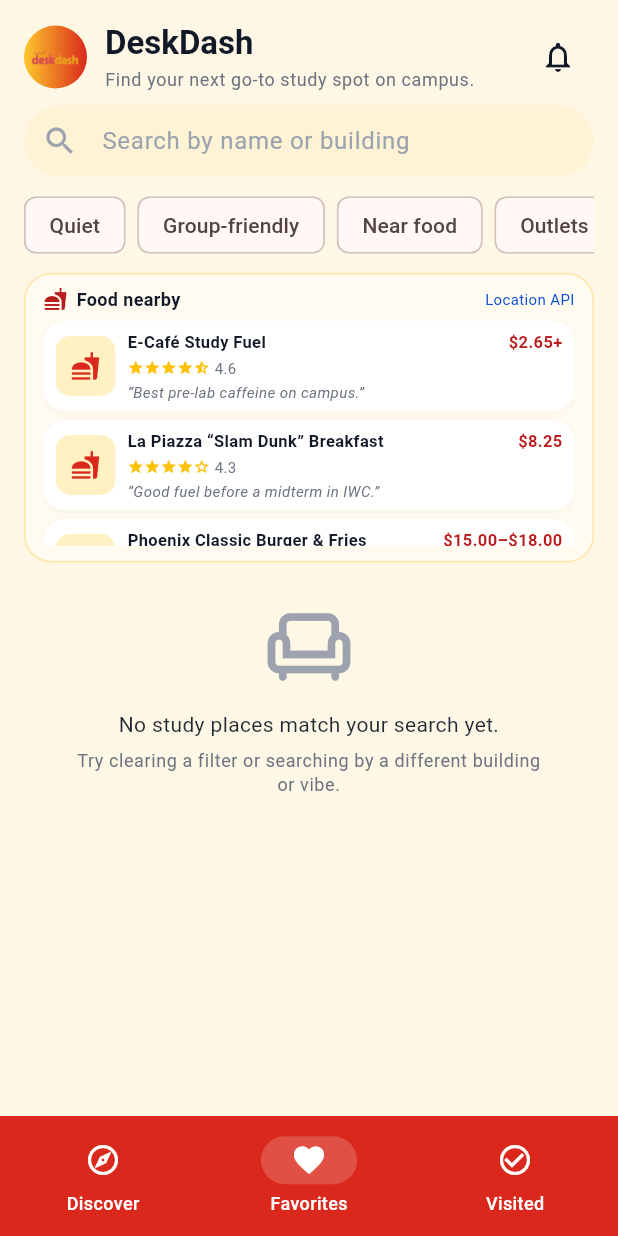
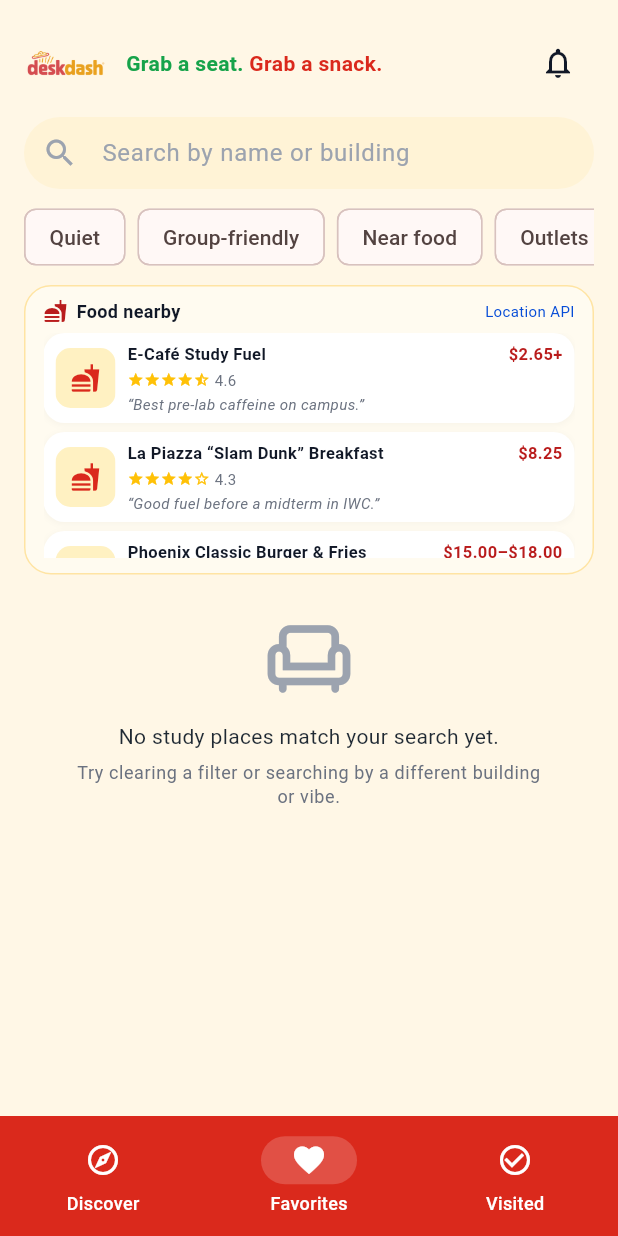
Before and after one commit to ZifanSi/DeskDash, a Flutter app: the screen it shows after launch, item 2 of the bottom bar chosen, on a phone screen of 412 x 824 dp. Run offline on Flutter 3.47's test engine with Material 3 defaults, Android fonts, the phone set to English and light mode, and no system bars; network calls fail.

Commit message:
fix header

```diff
--- a/lib/screens/home_screen.dart
+++ b/lib/screens/home_screen.dart
@@ -196,36 +196,44 @@ class _HomeScreenState extends State<HomeScreen> {
   Widget _buildHeader(BuildContext context) {
     return Row(
       children: [
-        Container(
-          width: 42,
-          height: 42,
-          decoration: const BoxDecoration(
-            shape: BoxShape.circle,
-            gradient: LinearGradient(
-              colors: [Color(0xFFFFC72C), Color(0xFFDA291C)],
-            ),
-          ),
-          child: Padding(
-            padding: const EdgeInsets.all(4.0), // adjust padding if needed
+        SizedBox(
+          width: 56,
+          height: 56,
+          child: ClipOval(
             child: Image.asset(
               'assets/images/deskdash_logo.png',
-              fit: BoxFit.contain,
+              fit: BoxFit.cover,
             ),
           ),
         ),
-
         const SizedBox(width: 12),
         Expanded(
           child: Column(
             crossAxisAlignment: CrossAxisAlignment.start,
+            mainAxisAlignment: MainAxisAlignment.center,
             children: [
-              Text('DeskDash', style: Theme.of(context).textTheme.titleLarge),
-              const SizedBox(height: 2),
-              Text(
-                'Find your next go-to study spot on campus.',
-                style: Theme.of(context).textTheme.bodySmall,
+              RichText(
                 maxLines: 2,
                 overflow: TextOverflow.ellipsis,
+                text: TextSpan(
+                  style: Theme.of(
+                    context,
+                  ).textTheme.bodyMedium?.copyWith(fontWeight: FontWeight.w700),
+                  children: const [
+                    TextSpan(
+                      text: 'Grab a seat. ',
+                      style: TextStyle(
+                        color: Color(0xFF16A34A), // green for study
+                      ),
+                    ),
+                    TextSpan(
+                      text: 'Grab a snack.',
+                      style: TextStyle(
+                        color: Color(0xFFDA291C), // McD red for food
+                      ),
+                    ),
+                  ],
+                ),
               ),
             ],
           ),
```
